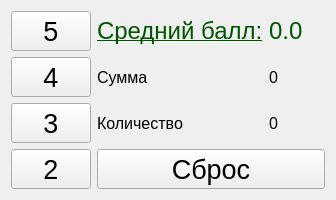
Qt form mainwindow.ui (lefrostxgcc/AverageMark) before a commit.
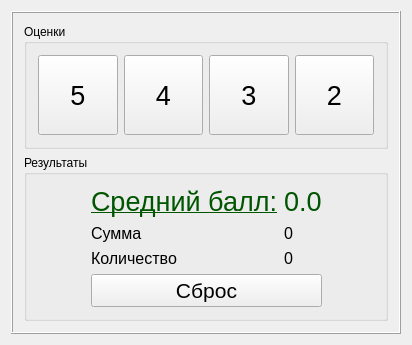
The same form after that commit. Icons and pictures are not drawn.

Commit message: Implemented new interface with group boxes

The edit to the form file:
```diff
--- a/mainwindow.ui
+++ b/mainwindow.ui
@@ -6,8 +6,8 @@
    <rect>
     <x>0</x>
     <y>0</y>
-    <width>336</width>
-    <height>200</height>
+    <width>400</width>
+    <height>337</height>
    </rect>
   </property>
   <property name="windowTitle">
@@ -21,32 +21,26 @@
    <property name="autoFillBackground">
     <bool>true</bool>
    </property>
-   <layout class="QGridLayout" name="gridLayout">
-    <item row="2" column="2">
-     <widget class="QLabel" name="labelCount">
-      <property name="font">
-       <font>
-        <pointsize>12</pointsize>
-       </font>
-      </property>
-      <property name="text">
-       <string>0</string>
-      </property>
-     </widget>
-    </item>
-    <item row="2" column="1">
-     <widget class="QLabel" name="labelCountInfo">
-      <property name="font">
-       <font>
-        <pointsize>12</pointsize>
-       </font>
-      </property>
-      <property name="text">
-       <string>Количество</string>
-      </property>
-     </widget>
-    </item>
+   <layout class="QGridLayout" name="gridLayout_2">
     <item row="0" column="0">
+     <widget class="QFrame" name="frame">
+      <property name="frameShape">
+       <enum>QFrame::Box</enum>
+      </property>
+      <property name="frameShadow">
+       <enum>QFrame::Raised</enum>
+      </property>
+      <layout class="QVBoxLayout" name="verticalLayout">
+       <item>
+        <widget class="QGroupBox" name="groupBoxMarks">
+         <property name="title">
+          <string>Оценки</string>
+         </property>
+         <layout class="QHBoxLayout" name="horizontalLayout">
+          <property name="spacing">
+           <number>6</number>
+          </property>
+          <item>
      <widget class="QPushButton" name="buttonMark5">
       <property name="sizePolicy">
        <sizepolicy hsizetype="Minimum" vsizetype="Preferred">
@@ -54,6 +48,12 @@
         <verstretch>0</verstretch>
        </sizepolicy>
       </property>
+            <property name="minimumSize">
+             <size>
+              <width>80</width>
+              <height>80</height>
+             </size>
+            </property>
       <property name="font">
        <font>
         <pointsize>20</pointsize>
@@ -64,6 +64,87 @@
       </property>
      </widget>
     </item>
+          <item>
+           <widget class="QPushButton" name="buttonMark4">
+            <property name="sizePolicy">
+             <sizepolicy hsizetype="Minimum" vsizetype="Preferred">
+              <horstretch>0</horstretch>
+              <verstretch>0</verstretch>
+             </sizepolicy>
+            </property>
+            <property name="minimumSize">
+             <size>
+              <width>79</width>
+              <height>80</height>
+             </size>
+            </property>
+            <property name="font">
+             <font>
+              <pointsize>20</pointsize>
+             </font>
+            </property>
+            <property name="text">
+             <string>4</string>
+            </property>
+           </widget>
+          </item>
+          <item>
+           <widget class="QPushButton" name="buttonMark3">
+            <property name="sizePolicy">
+             <sizepolicy hsizetype="Minimum" vsizetype="Preferred">
+              <horstretch>0</horstretch>
+              <verstretch>0</verstretch>
+             </sizepolicy>
+            </property>
+            <property name="minimumSize">
+             <size>
+              <width>80</width>
+              <height>80</height>
+             </size>
+            </property>
+            <property name="font">
+             <font>
+              <pointsize>20</pointsize>
+             </font>
+            </property>
+            <property name="text">
+             <string>3</string>
+            </property>
+           </widget>
+          </item>
+          <item>
+           <widget class="QPushButton" name="buttonMark2">
+            <property name="sizePolicy">
+             <sizepolicy hsizetype="Minimum" vsizetype="Preferred">
+              <horstretch>0</horstretch>
+              <verstretch>0</verstretch>
+             </sizepolicy>
+            </property>
+            <property name="minimumSize">
+             <size>
+              <width>79</width>
+              <height>80</height>
+             </size>
+            </property>
+            <property name="font">
+             <font>
+              <pointsize>20</pointsize>
+             </font>
+            </property>
+            <property name="text">
+             <string>2</string>
+            </property>
+           </widget>
+          </item>
+         </layout>
+        </widget>
+       </item>
+       <item>
+        <widget class="QGroupBox" name="groupBoxResults">
+         <property name="title">
+          <string>Результаты</string>
+         </property>
+         <layout class="QGridLayout" name="gridLayout">
     <item row="0" column="1">
      <widget class="QLabel" name="labelAverageInfo">
       <property name="palette">
@@ -105,7 +186,7 @@
       </property>
       <property name="font">
        <font>
-        <pointsize>18</pointsize>
+              <pointsize>20</pointsize>
         <underline>true</underline>
        </font>
       </property>
@@ -155,7 +236,7 @@
       </property>
       <property name="font">
        <font>
-        <pointsize>18</pointsize>
+              <pointsize>20</pointsize>
        </font>
       </property>
       <property name="text">
@@ -163,24 +244,6 @@
       </property>
      </widget>
     </item>
-    <item row="1" column="0">
-     <widget class="QPushButton" name="buttonMark4">
-      <property name="sizePolicy">
-       <sizepolicy hsizetype="Minimum" vsizetype="Preferred">
-        <horstretch>0</horstretch>
-        <verstretch>0</verstretch>
-       </sizepolicy>
-      </property>
-      <property name="font">
-       <font>
-        <pointsize>20</pointsize>
-       </font>
-      </property>
-      <property name="text">
-       <string>4</string>
-      </property>
-     </widget>
-    </item>
     <item row="1" column="1">
      <widget class="QLabel" name="labelSumInfo">
       <property name="font">
@@ -193,54 +256,6 @@
       </property>
      </widget>
     </item>
-    <item row="1" column="2">
-     <widget class="QLabel" name="labelSum">
-      <property name="font">
-       <font>
-        <pointsize>12</pointsize>
-       </font>
-      </property>
-      <property name="text">
-       <string>0</string>
-      </property>
-     </widget>
-    </item>
-    <item row="2" column="0">
-     <widget class="QPushButton" name="buttonMark3">
-      <property name="sizePolicy">
-       <sizepolicy hsizetype="Minimum" vsizetype="Preferred">
-        <horstretch>0</horstretch>
-        <verstretch>0</verstretch>
-       </sizepolicy>
-      </property>
-      <property name="font">
-       <font>
-        <pointsize>20</pointsize>
-       </font>
-      </property>
-      <property name="text">
-       <string>3</string>
-      </property>
-     </widget>
-    </item>
-    <item row="3" column="0">
-     <widget class="QPushButton" name="buttonMark2">
-      <property name="sizePolicy">
-       <sizepolicy hsizetype="Minimum" vsizetype="Preferred">
-        <horstretch>0</horstretch>
-        <verstretch>0</verstretch>
-       </sizepolicy>
-      </property>
-      <property name="font">
-       <font>
-        <pointsize>20</pointsize>
-       </font>
-      </property>
-      <property name="text">
-       <string>2</string>
-      </property>
-     </widget>
-    </item>
     <item row="3" column="1" colspan="2">
      <widget class="QPushButton" name="buttonReset">
       <property name="sizePolicy">
@@ -251,12 +266,80 @@
       </property>
       <property name="font">
        <font>
-        <pointsize>20</pointsize>
+              <pointsize>16</pointsize>
        </font>
       </property>
       <property name="text">
        <string>Сброс</string>
       </property>
+           </widget>
+          </item>
+          <item row="1" column="0">
+           <spacer name="horizontalSpacer">
+            <property name="orientation">
+             <enum>Qt::Horizontal</enum>
+            </property>
+            <property name="sizeHint" stdset="0">
+             <size>
+              <width>40</width>
+              <height>20</height>
+             </size>
+            </property>
+           </spacer>
+          </item>
+          <item row="1" column="2">
+           <widget class="QLabel" name="labelSum">
+            <property name="font">
+             <font>
+              <pointsize>12</pointsize>
+             </font>
+            </property>
+            <property name="text">
+             <string>0</string>
+            </property>
+           </widget>
+          </item>
+          <item row="2" column="1">
+           <widget class="QLabel" name="labelCountInfo">
+            <property name="font">
+             <font>
+              <pointsize>12</pointsize>
+             </font>
+            </property>
+            <property name="text">
+             <string>Количество</string>
+            </property>
+           </widget>
+          </item>
+          <item row="2" column="2">
+           <widget class="QLabel" name="labelCount">
+            <property name="font">
+             <font>
+              <pointsize>12</pointsize>
+             </font>
+            </property>
+            <property name="text">
+             <string>0</string>
+            </property>
+           </widget>
+          </item>
+          <item row="1" column="3">
+           <spacer name="horizontalSpacer_2">
+            <property name="orientation">
+             <enum>Qt::Horizontal</enum>
+            </property>
+            <property name="sizeHint" stdset="0">
+             <size>
+              <width>40</width>
+              <height>20</height>
+             </size>
+            </property>
+           </spacer>
+          </item>
+         </layout>
+        </widget>
+       </item>
+      </layout>
      </widget>
     </item>
    </layout>
```
Lines whose indentation alone changed are shown as unchanged.
